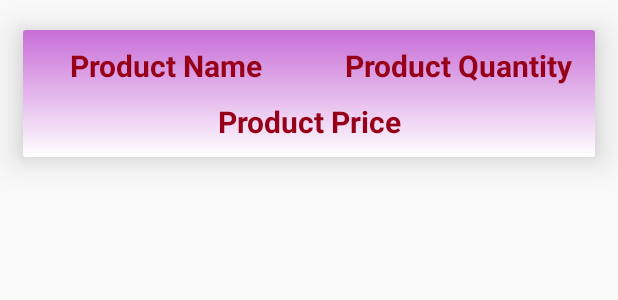
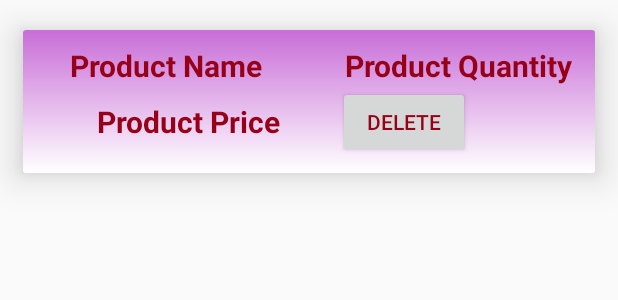
Before and after one commit to stefaniafiriza/Clothes-Ordering-Application, an Android app: the layout cart_items.xml on its own in the app's theme, with its tools: preview values and no code run, on a phone screen of 412 x 824 dp. Shown: the top 300 px of the screen. Run offline under Robolectric (Android 15) with nearby library versions, the phone set to English and light mode, and no system bars.

Commit message:
Redesigned shopping cart

```diff
--- a/app/src/main/res/layout/cart_items.xml
+++ b/app/src/main/res/layout/cart_items.xml
@@ -38,7 +38,7 @@
 
         <TextView
             android:id="@+id/cart_product_price"
-            android:layout_width="match_parent"
+            android:layout_width="200dp"
             android:layout_height="wrap_content"
             android:layout_below="@+id/cart_product_quantity"
             android:layout_marginTop="10dp"
@@ -49,7 +49,16 @@
             android:textSize="20sp"
             android:textStyle="bold" />
 
+        <Button
+            android:id="@+id/delete_button"
+            android:layout_width="wrap_content"
+            android:layout_height="wrap_content"
+            android:layout_below="@+id/cart_product_quantity"
+            android:layout_toEndOf="@+id/cart_product_price"
+            android:text="@string/delete"
 
+
+            />
     </RelativeLayout>
 
 </androidx.cardview.widget.CardView>
--- a/app/src/main/res/values/strings.xml
+++ b/app/src/main/res/values/strings.xml
@@ -93,5 +93,6 @@
     <string name="the_order_was_successfully_registered">The order was successfully registered.</string>
     <string name="in_2_3_working_days_the_courier_will_contact_you">In 2-3 working days the courier will contact you.</string>
     <string name="back_to_the_home_page">Back to the home page</string>
+    <string name="delete">Delete</string>
 
 </resources>
```
Also changed, not shown: app/src/main/java/com/example/clothesorderingapplication/data/ProductAdapter.java (+10 -5 lines), app/src/main/res/layout/item_product_shopping_cart.xml (deleted, +0 -24 lines).
